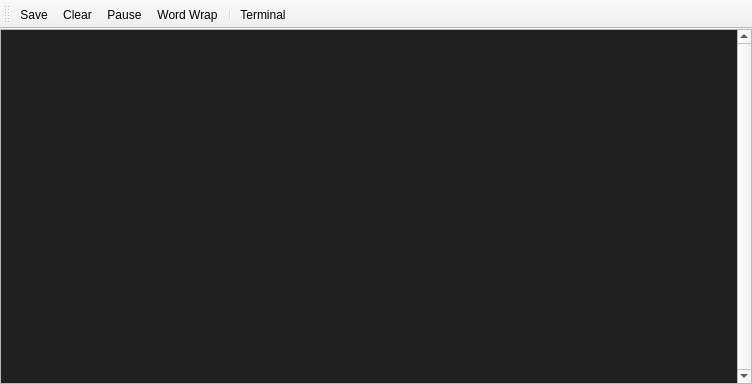
Old version of the form Tools/quadcontrol/DockWindows/ConsoleWindow.ui in the repository thomask77/drquad32.
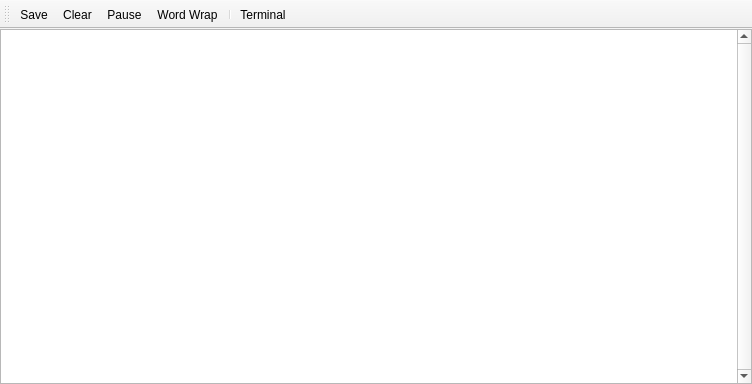
New version of the form. Icons and pictures are not drawn.

The edit to the form file:
```diff
--- a/Tools/quadcontrol/DockWindows/ConsoleWindow.ui
+++ b/Tools/quadcontrol/DockWindows/ConsoleWindow.ui
@@ -35,97 +35,6 @@
     </property>
     <item>
      <widget class="QPlainTextEdit" name="plainTextEdit">
-      <property name="palette">
-       <palette>
-        <active>
-         <colorrole role="WindowText">
-          <brush brushstyle="SolidPattern">
-           <color alpha="255">
-            <red>0</red>
-            <green>0</green>
-            <blue>0</blue>
-           </color>
-          </brush>
-         </colorrole>
-         <colorrole role="Text">
-          <brush brushstyle="SolidPattern">
-           <color alpha="255">
-            <red>192</red>
-            <green>192</green>
-            <blue>192</blue>
-           </color>
-          </brush>
-         </colorrole>
-         <colorrole role="Base">
-          <brush brushstyle="SolidPattern">
-           <color alpha="255">
-            <red>32</red>
-            <green>32</green>
-            <blue>32</blue>
-           </color>
-          </brush>
-         </colorrole>
-        </active>
-        <inactive>
-         <colorrole role="WindowText">
-          <brush brushstyle="SolidPattern">
-           <color alpha="255">
-            <red>0</red>
-            <green>0</green>
-            <blue>0</blue>
-           </color>
-          </brush>
-         </colorrole>
-         <colorrole role="Text">
-          <brush brushstyle="SolidPattern">
-           <color alpha="255">
-            <red>192</red>
-            <green>192</green>
-            <blue>192</blue>
-           </color>
-          </brush>
-         </colorrole>
-         <colorrole role="Base">
-          <brush brushstyle="SolidPattern">
-           <color alpha="255">
-            <red>32</red>
-            <green>32</green>
-            <blue>32</blue>
-           </color>
-          </brush>
-         </colorrole>
-        </inactive>
-        <disabled>
-         <colorrole role="WindowText">
-          <brush brushstyle="SolidPattern">
-           <color alpha="255">
-            <red>120</red>
-            <green>120</green>
-            <blue>120</blue>
-           </color>
-          </brush>
-         </colorrole>
-         <colorrole role="Text">
-          <brush brushstyle="SolidPattern">
-           <color alpha="255">
-            <red>120</red>
-            <green>120</green>
-            <blue>120</blue>
-           </color>
-          </brush>
-         </colorrole>
-         <colorrole role="Base">
-          <brush brushstyle="SolidPattern">
-           <color alpha="255">
-            <red>240</red>
-            <green>240</green>
-            <blue>240</blue>
-           </color>
-          </brush>
-         </colorrole>
-        </disabled>
-       </palette>
-      </property>
       <property name="font">
        <font>
         <family>Lucida Console</family>
```
